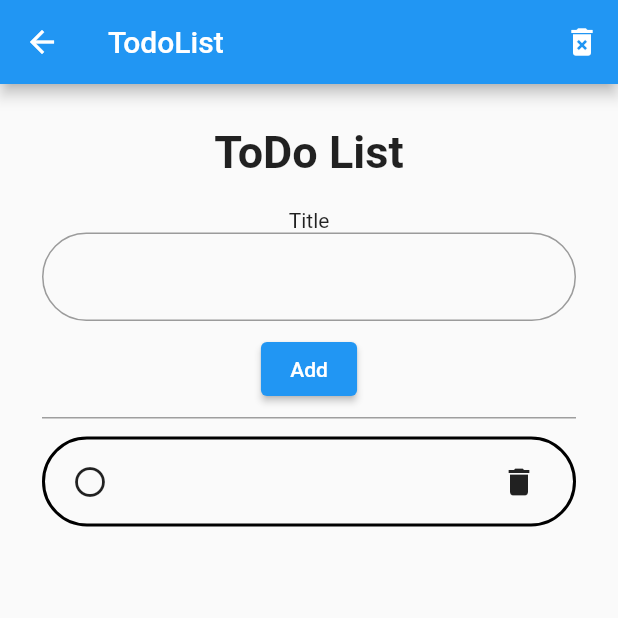
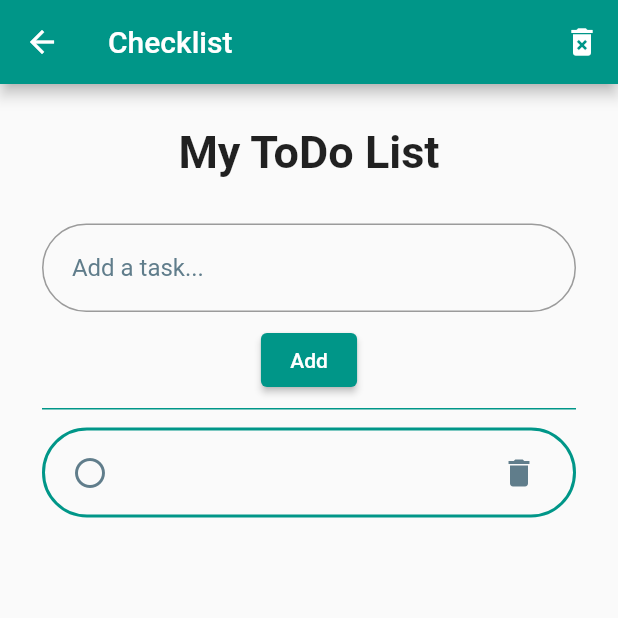
Before and after one commit to arshithsuresh/flutter-assignment, a Flutter app: the HomePage screen opened by its route, after a tap on "Add", on a phone screen of 412 x 824 dp, the top half of it. Run offline on Flutter 3.47's test engine with Material 2 defaults, Android fonts, the phone set to English and light mode, and no system bars; our stand-ins replace cloud_firestore, firebase_core; accounts and stored records are empty.

Commit message:
Initial commit

```diff
--- a/lib/main.dart
+++ b/lib/main.dart
@@ -17,10 +17,10 @@ class MyApp extends StatelessWidget {
           if (snapshot.hasError) print("Error!");
           if (snapshot.connectionState == ConnectionState.done)
             return MaterialApp(
-                title: 'Flutter Demo',
+                title: 'Checklist',
                 debugShowCheckedModeBanner: false,
                 theme: ThemeData(
-                  primarySwatch: Colors.blue,
+                  primarySwatch: Colors.teal,
                 ),
                 initialRoute: '/',
                 routes: {
@@ -29,8 +29,6 @@ class MyApp extends StatelessWidget {
                 });
 
           return CircularProgressIndicator();
-        }
-
-        );
+        });
   }
 }
--- a/lib/views/homePage.dart
+++ b/lib/views/homePage.dart
@@ -22,13 +22,11 @@ class _HomePageState extends State<HomePage> {
   }
 
   void setTaskStatus(ToDoModel item) {
-    _collection.doc(item.documentId).update({
-        "status" : !item.getStatus()
-    });
+    _collection.doc(item.documentId).update({"status": !item.getStatus()});
   }
 
   void deleteAllTasks() {
-    _collection.limit(50).get().then((value) => value.docs.every((element){
+    _collection.limit(50).get().then((value) => value.docs.every((element) {
           _collection.doc(element.id).delete();
           return true;
         }));
@@ -44,10 +42,12 @@ class _HomePageState extends State<HomePage> {
   Widget build(BuildContext context) {
     return Scaffold(
       appBar: AppBar(
-        title: Text("TodoList"),
+        backgroundColor: Colors.teal,
+        title: Text("Checklist"),
         actions: [
           IconButton(
               icon: Icon(Icons.delete_forever),
+              color: Colors.white,
               onPressed: () {
                 deleteAllTasks();
               })
@@ -59,21 +59,31 @@ class _HomePageState extends State<HomePage> {
         child: Column(
           children: [
             Text(
-              "ToDo List",
-              style: TextStyle(fontWeight: FontWeight.bold, fontSize: 30),
+              "My ToDo List",
+              style: TextStyle(
+                  fontWeight: FontWeight.bold,
+                  fontSize: 30,
+                  color: Colors.black87),
             ),
-            SizedBox(height: 20),
-            Text("Title"),
+            SizedBox(height: 30),
             TextField(
               controller: todoTitleFieldController,
               style: TextStyle(fontSize: 16, fontWeight: FontWeight.w400),
               decoration: InputDecoration(
+                  hintText: '  Add a task...',
+                  hintStyle: TextStyle(fontSize: 16, color: Colors.blueGrey),
                   border: OutlineInputBorder(
                       borderRadius: BorderRadius.circular(32),
-                      borderSide: BorderSide(width: 2))),
+                      borderSide: BorderSide(
+                        width: 2,
+                      ))),
             ),
             SizedBox(height: 8),
             ElevatedButton(
+                style: ElevatedButton.styleFrom(
+                  primary: Colors.teal,
+                  onPrimary: Colors.white,
+                ),
                 onPressed: () {
                   createNewTask();
                 },
@@ -83,7 +93,7 @@ class _HomePageState extends State<HomePage> {
             ),
             Container(
                 decoration: BoxDecoration(
-              border: Border(top: BorderSide(width: 1, color: Colors.grey)),
+              border: Border(top: BorderSide(width: 1, color: Colors.teal)),
             )),
             SizedBox(
               height: 8,
@@ -92,25 +102,22 @@ class _HomePageState extends State<HomePage> {
               child: StreamBuilder(
                   stream: _firestore.collection("todolist").snapshots(),
                   builder: (context, snapshot) {
-
-
-
-                  if(!snapshot.hasData)
+                    if (!snapshot.hasData)
                       return Center(
-                      child: Text("No Tasks Found!"),
-                    );
+                          child: Text("No Tasks Found!",
+                              style: TextStyle(
+                                  fontSize: 23, color: Colors.blueGrey)));
 
                     QuerySnapshot data = snapshot.data;
 
-                  return ListView.builder
-                  (
+                    return ListView.builder(
                         itemCount: data.docs.length,
-                    itemBuilder: (context,index){
-                        ToDoModel item = ToDoModel.fromJson(data.docs[index].data(), data.docs[index].id);
+                        itemBuilder: (context, index) {
+                          ToDoModel item = ToDoModel.fromJson(
+                              data.docs[index].data(), data.docs[index].id);
                           return todoContainer(item);
                         });
-                }
-              ),
+                  }),
             )
           ],
         ),
@@ -125,13 +132,14 @@ class _HomePageState extends State<HomePage> {
         margin: EdgeInsets.only(top: 4, bottom: 4),
         padding: EdgeInsets.only(left: 6, right: 12, top: 4, bottom: 4),
         decoration: BoxDecoration(
-            border: Border.all(color: Colors.black, width: 2),
+            border: Border.all(color: Colors.teal, width: 2),
             borderRadius: BorderRadius.circular(32)),
         child: Row(
           mainAxisAlignment: MainAxisAlignment.spaceBetween,
           children: [
             IconButton(
                 icon: Icon(statusIcon),
+                color: Colors.blueGrey,
                 onPressed: () {
                   setTaskStatus(item);
                 }),
@@ -139,11 +147,13 @@ class _HomePageState extends State<HomePage> {
                 style: TextStyle(
                     fontWeight: FontWeight.normal,
                     fontSize: 18,
+                    color: Colors.blueGrey,
                     decoration: item.getStatus()
                         ? TextDecoration.lineThrough
                         : TextDecoration.none)),
             IconButton(
                 icon: Icon(Icons.delete),
+                color: Colors.blueGrey,
                 onPressed: () {
                   deleteTask(item);
                 })
--- a/pubspec.yaml
+++ b/pubspec.yaml
@@ -23,7 +23,6 @@ environment:
 dependencies:
   flutter:
     sdk: flutter
-
 
   # The following adds the Cupertino Icons font to your application.
   # Use with the CupertinoIcons class for iOS style icons.
```
Also changed, not shown: lib/views/splashScreen.dart (+25 -12 lines), assets/images/logo.png, 59 other files. Lines whose indentation alone changed are shown as unchanged.
